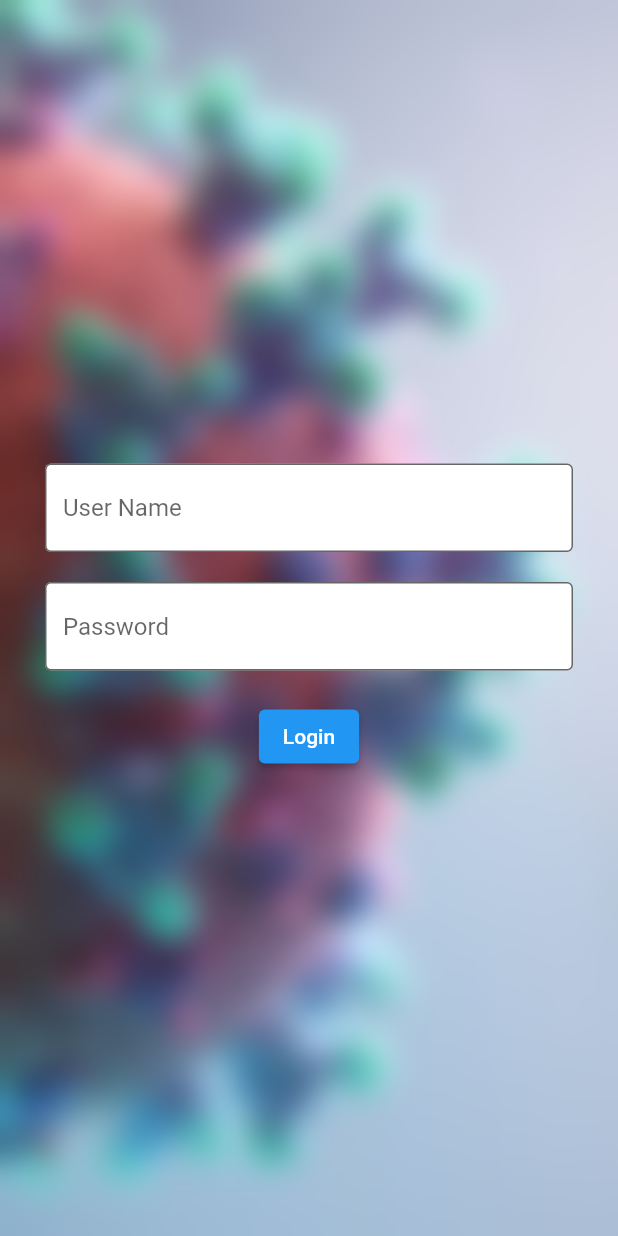
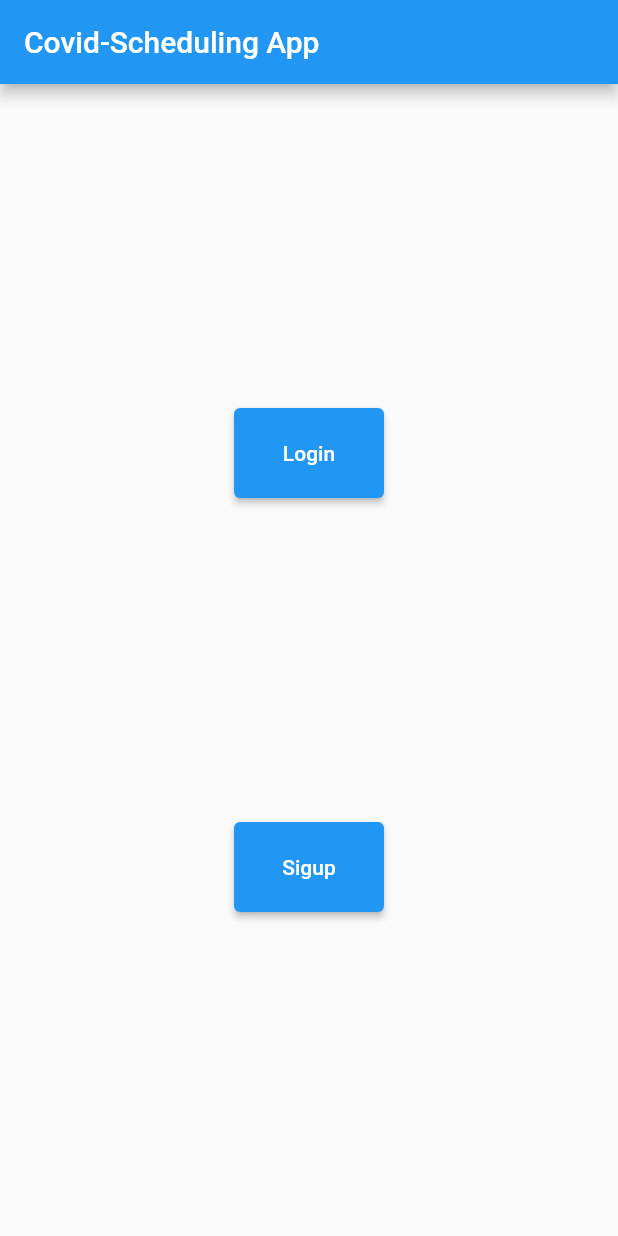
Before and after one commit to biruktesfu/covid_vaccination, a Flutter app: the screen it shows after launch, on a phone screen of 412 x 824 dp. Run offline on Flutter 3.47's test engine with Material 2 defaults, Android fonts, the light colour scheme and no system bars; our stand-ins replace flutter_bloc.

Commit message:
home page dart file

```diff
--- a/frontend/lib/main.dart
+++ b/frontend/lib/main.dart
@@ -1,21 +1,56 @@
 import 'package:covid_vaccination/repository/authentication_repository.dart';
+import 'package:covid_vaccination/repository/auth_repo_signup.dart';
 import 'package:covid_vaccination/screens/login.dart';
+import 'package:covid_vaccination/screens/signup.dart';
 import 'package:flutter/material.dart';
 import 'package:flutter_bloc/flutter_bloc.dart';
 
 void main() {
-  runApp(MyApp());
+  runApp(
+    MaterialApp(
+      title: 'Home',
+      home: FirstScreen(),
+    ),
+  );
 }
 
-class MyApp extends StatelessWidget {
-  // This widget is the root of your application.
+class FirstScreen extends StatelessWidget {
+  const FirstScreen({Key? key}) : super(key: key);
+
   @override
   Widget build(BuildContext context) {
-    return MaterialApp(
-      home: RepositoryProvider(
-        create: (context) => AuthRepository(),
-        child: login(),
+    return Scaffold(
+      appBar: AppBar(
+        title: const Text('Covid-Scheduling App'),
       ),
+      body: Center(
+          child: Column(
+        mainAxisAlignment: MainAxisAlignment.spaceEvenly,
+        children: [
+          Container(
+            height: 60,
+            width: 100,
+            child: ElevatedButton(
+              onPressed: () {
+                Navigator.push(
+                    context, MaterialPageRoute(builder: (context) => login()));
+              },
+              child: const Text('Login'),
+            ),
+          ),
+          Container(
+            height: 60,
+            width: 100,
+            child: ElevatedButton(
+              onPressed: () {
+                Navigator.push(
+                    context, MaterialPageRoute(builder: (context) => signup()));
+              },
+              child: const Text('Sigup'),
+            ),
+          )
+        ],
+      )),
     );
   }
 }
--- a/frontend/lib/screens/signup.dart
+++ b/frontend/lib/screens/signup.dart
@@ -8,7 +8,7 @@ import 'package:covid_vaccination/repository/auth_repo_signup.dart';
 import 'package:flutter/material.dart';
 import 'package:flutter_bloc/flutter_bloc.dart';
 
-class Signup extends StatelessWidget {
+class signup extends StatelessWidget {
   final _formkey = GlobalKey<FormState>();
   final inputFieldStyle = InputDecoration(
     fillColor: Colors.white,
```
Also changed, not shown: 10 other files.
